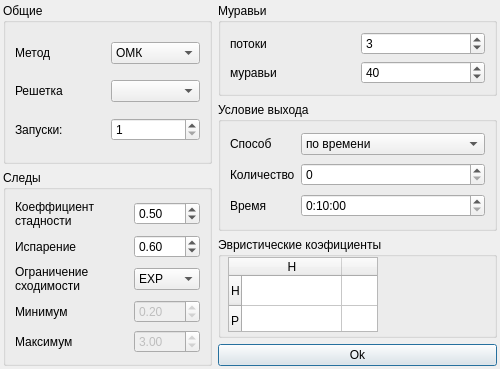
Old version of the form scene/settingsform.ui in the repository Gid32/ProteinFolding.
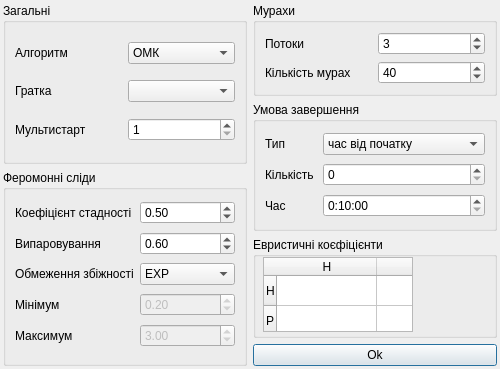
New version of the form.

```diff
--- a/scene/settingsform.ui
+++ b/scene/settingsform.ui
@@ -29,7 +29,7 @@
    </size>
   </property>
   <property name="windowTitle">
-   <string>Настройки</string>
+   <string>Налаштування</string>
   </property>
   <property name="modal">
    <bool>false</bool>
@@ -50,13 +50,13 @@
    <item row="0" column="0" rowspan="2">
     <widget class="QGroupBox" name="methodS">
      <property name="title">
-      <string>Общие</string>
+      <string>Загальні</string>
      </property>
      <layout class="QGridLayout" name="gridLayout_3">
       <item row="1" column="0">
        <widget class="QLabel" name="netLabel">
         <property name="text">
-         <string>Решетка</string>
+         <string>Гратка</string>
         </property>
        </widget>
       </item>
@@ -84,14 +84,14 @@
       <item row="0" column="0">
        <widget class="QLabel" name="methodLabel">
         <property name="text">
-         <string>Метод</string>
+         <string>Алгоритм</string>
         </property>
        </widget>
       </item>
       <item row="2" column="0">
        <widget class="QLabel" name="countL">
         <property name="text">
-         <string>Запуски:</string>
+         <string>Мультистарт</string>
         </property>
        </widget>
       </item>
@@ -111,13 +111,13 @@
    <item row="2" column="0" rowspan="3">
     <widget class="QGroupBox" name="traces">
      <property name="title">
-      <string>Следы</string>
+      <string>Феромонні сліди</string>
      </property>
      <layout class="QGridLayout" name="gridLayout_4">
       <item row="0" column="0">
        <widget class="QLabel" name="traceCoefLabel">
         <property name="text">
-         <string>Коеффициент стадности</string>
+         <string>Коефіцієнт стадності</string>
         </property>
         <property name="wordWrap">
          <bool>true</bool>
@@ -140,7 +140,7 @@
       <item row="1" column="0">
        <widget class="QLabel" name="traceEvoparationLabel">
         <property name="text">
-         <string>Испарение</string>
+         <string>Випаровування</string>
         </property>
        </widget>
       </item>
@@ -160,7 +160,7 @@
       <item row="2" column="0">
        <widget class="QLabel" name="elitismLabel">
         <property name="text">
-         <string>Ограничение сходимости</string>
+         <string>Обмеження збіжності</string>
         </property>
         <property name="wordWrap">
          <bool>true</bool>
@@ -192,7 +192,7 @@
       <item row="3" column="0">
        <widget class="QLabel" name="traceMinLabel">
         <property name="text">
-         <string>Минимум</string>
+         <string>Мінімум</string>
         </property>
        </widget>
       </item>
@@ -254,13 +254,13 @@
    <item row="0" column="1">
     <widget class="QGroupBox" name="ants">
      <property name="title">
-      <string>Муравьи</string>
+      <string>Мурахи</string>
      </property>
      <layout class="QGridLayout" name="gridLayout_5">
       <item row="0" column="0">
        <widget class="QLabel" name="countThreadLabel">
         <property name="text">
-         <string>потоки</string>
+         <string>Потоки</string>
         </property>
        </widget>
       </item>
@@ -276,8 +276,11 @@
       </item>
       <item row="1" column="0">
        <widget class="QLabel" name="countAntLabel">
+        <property name="frameShape">
+         <enum>QFrame::NoFrame</enum>
+        </property>
         <property name="text">
-         <string>муравьи</string>
+         <string>Кількість мурах</string>
         </property>
        </widget>
       </item>
@@ -300,13 +303,13 @@
    <item row="1" column="1" rowspan="2">
     <widget class="QGroupBox" name="exitGroup">
      <property name="title">
-      <string>Условие выхода</string>
+      <string>Умова завершення</string>
      </property>
      <layout class="QGridLayout" name="gridLayout">
       <item row="0" column="0">
        <widget class="QLabel" name="exitLabel">
         <property name="text">
-         <string>Способ</string>
+         <string>Тип</string>
         </property>
        </widget>
       </item>
@@ -314,17 +317,17 @@
        <widget class="QComboBox" name="exit">
         <item>
          <property name="text">
-          <string>по времени</string>
+          <string>час від початку</string>
          </property>
         </item>
         <item>
          <property name="text">
-          <string>по времени без улучшений</string>
+          <string>час без покращень</string>
          </property>
         </item>
         <item>
          <property name="text">
-          <string>по шагам без улучшений</string>
+          <string>ітерації без покращень</string>
          </property>
         </item>
        </widget>
@@ -332,7 +335,7 @@
       <item row="1" column="0">
        <widget class="QLabel" name="countExitLabel">
         <property name="text">
-         <string>Количество</string>
+         <string>Кількість</string>
         </property>
        </widget>
       </item>
@@ -342,7 +345,7 @@
       <item row="2" column="0">
        <widget class="QLabel" name="timeExitLabel">
         <property name="text">
-         <string>Время</string>
+         <string>Час</string>
         </property>
        </widget>
       </item>
@@ -388,7 +391,7 @@
       </size>
      </property>
      <property name="title">
-      <string>Эвристические коэфициенты</string>
+      <string>Евристичні коєфіцієнти</string>
      </property>
      <widget class="QTableWidget" name="tableWidget">
       <property name="geometry">
```
